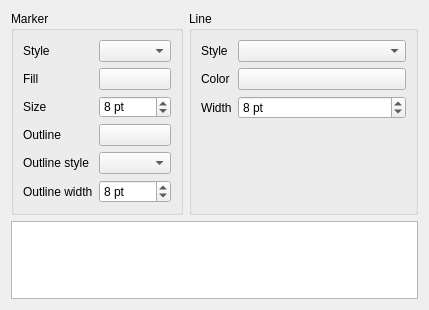
Qt form timeseriesviewer/ui/plotstylewidget.ui (jakimowb/eo-time-series-viewer) before a commit.
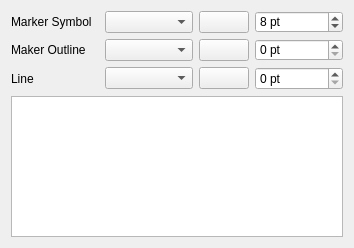
The same form after that commit. Custom widgets are drawn as their Qt base class.

Diff of the .ui file:
```diff
--- a/timeseriesviewer/ui/plotstylewidget.ui
+++ b/timeseriesviewer/ui/plotstylewidget.ui
@@ -6,221 +6,51 @@
    <rect>
     <x>0</x>
     <y>0</y>
-    <width>429</width>
-    <height>310</height>
+    <width>354</width>
+    <height>248</height>
    </rect>
   </property>
   <property name="windowTitle">
    <string>Form</string>
   </property>
   <layout class="QGridLayout" name="gridLayout">
-   <item row="1" column="0" rowspan="4" colspan="3">
-    <widget class="PlotWidget" name="plotWidget"/>
-   </item>
-   <item row="0" column="1" colspan="2">
-    <widget class="QGroupBox" name="groupBox_2">
-     <property name="title">
-      <string>Line</string>
-     </property>
-     <layout class="QFormLayout" name="formLayout_2">
-      <item row="0" column="0">
-       <widget class="QLabel" name="label_17">
-        <property name="enabled">
-         <bool>true</bool>
-        </property>
-        <property name="text">
-         <string>Style</string>
-        </property>
-       </widget>
-      </item>
-      <item row="0" column="1">
-       <widget class="QComboBox" name="cbLineType"/>
-      </item>
-      <item row="1" column="0">
-       <widget class="QLabel" name="label_18">
-        <property name="enabled">
-         <bool>true</bool>
-        </property>
-        <property name="text">
-         <string>Color</string>
-        </property>
-       </widget>
-      </item>
-      <item row="1" column="1">
-       <widget class="QgsColorButton" name="btnBrushColor_2">
-        <property name="enabled">
-         <bool>true</bool>
-        </property>
-        <property name="colorDialogTitle" stdset="0">
-         <string>Select Map Canvas Background Color</string>
-        </property>
-        <property name="color" stdset="0">
-         <color>
-          <red>255</red>
-          <green>0</green>
-          <blue>0</blue>
-         </color>
-        </property>
-       </widget>
-      </item>
       <item row="2" column="0">
-       <widget class="QLabel" name="label_4">
-        <property name="enabled">
-         <bool>true</bool>
-        </property>
-        <property name="text">
-         <string>Width</string>
-        </property>
-       </widget>
-      </item>
-      <item row="2" column="1">
-       <widget class="QSpinBox" name="spinBoxCrosshairSize_2">
-        <property name="enabled">
-         <bool>true</bool>
-        </property>
-        <property name="sizePolicy">
-         <sizepolicy hsizetype="Minimum" vsizetype="Preferred">
-          <horstretch>0</horstretch>
-          <verstretch>0</verstretch>
-         </sizepolicy>
-        </property>
-        <property name="suffix">
-         <string> pt</string>
-        </property>
-        <property name="minimum">
-         <number>1</number>
-        </property>
-        <property name="maximum">
-         <number>50</number>
-        </property>
-        <property name="singleStep">
-         <number>1</number>
-        </property>
-        <property name="value">
-         <number>8</number>
-        </property>
-       </widget>
-      </item>
-     </layout>
-    </widget>
-   </item>
-   <item row="0" column="0">
-    <widget class="QGroupBox" name="groupBox">
-     <property name="sizePolicy">
-      <sizepolicy hsizetype="Preferred" vsizetype="Preferred">
-       <horstretch>0</horstretch>
-       <verstretch>0</verstretch>
-      </sizepolicy>
-     </property>
-     <property name="minimumSize">
-      <size>
-       <width>0</width>
-       <height>204</height>
-      </size>
-     </property>
-     <property name="title">
-      <string>Marker</string>
-     </property>
-     <layout class="QFormLayout" name="formLayout">
-      <item row="0" column="0">
-       <widget class="QLabel" name="label_19">
-        <property name="enabled">
-         <bool>true</bool>
-        </property>
-        <property name="text">
-         <string>Style</string>
-        </property>
-       </widget>
-      </item>
-      <item row="0" column="1">
-       <widget class="QComboBox" name="cbMarkerType_2"/>
-      </item>
-      <item row="1" column="0">
-       <widget class="QLabel" name="label_15">
-        <property name="enabled">
-         <bool>true</bool>
-        </property>
-        <property name="text">
-         <string>Fill</string>
-        </property>
-       </widget>
-      </item>
-      <item row="1" column="1">
-       <widget class="QgsColorButton" name="btnMarkerFillColor">
-        <property name="enabled">
-         <bool>true</bool>
-        </property>
-        <property name="colorDialogTitle" stdset="0">
-         <string>Select Map Canvas Background Color</string>
-        </property>
-        <property name="color" stdset="0">
-         <color>
-          <red>255</red>
-          <green>0</green>
-          <blue>0</blue>
-         </color>
-        </property>
-       </widget>
-      </item>
-      <item row="2" column="0">
-       <widget class="QLabel" name="label_2">
-        <property name="enabled">
-         <bool>true</bool>
-        </property>
-        <property name="text">
-         <string>Size</string>
-        </property>
-       </widget>
-      </item>
-      <item row="2" column="1">
-       <widget class="QSpinBox" name="spinBoxCrosshairSize">
-        <property name="enabled">
-         <bool>true</bool>
-        </property>
-        <property name="sizePolicy">
-         <sizepolicy hsizetype="Minimum" vsizetype="Preferred">
-          <horstretch>0</horstretch>
-          <verstretch>0</verstretch>
-         </sizepolicy>
-        </property>
-        <property name="minimumSize">
-         <size>
-          <width>0</width>
-          <height>21</height>
-         </size>
-        </property>
-        <property name="suffix">
-         <string> pt</string>
-        </property>
-        <property name="minimum">
-         <number>1</number>
-        </property>
-        <property name="maximum">
-         <number>50</number>
-        </property>
-        <property name="singleStep">
-         <number>1</number>
-        </property>
-        <property name="value">
-         <number>8</number>
-        </property>
-       </widget>
-      </item>
-      <item row="3" column="0">
        <widget class="QLabel" name="label_14">
         <property name="enabled">
          <bool>true</bool>
         </property>
         <property name="text">
-         <string>Outline</string>
+      <string>Maker Outline</string>
+     </property>
+    </widget>
+   </item>
+   <item row="2" column="1">
+    <widget class="QComboBox" name="cbMarkerPenStyle"/>
+   </item>
+   <item row="1" column="0">
+    <widget class="QLabel" name="label_15">
+     <property name="enabled">
+      <bool>true</bool>
+     </property>
+     <property name="text">
+      <string>Marker Symbol</string>
         </property>
        </widget>
       </item>
       <item row="3" column="1">
-       <widget class="QgsColorButton" name="btnMarkerColor">
+    <widget class="QComboBox" name="cbLinePenStyle"/>
+   </item>
+   <item row="2" column="2">
+    <widget class="QgsColorButton" name="btnMarkerPenColor">
         <property name="enabled">
          <bool>true</bool>
         </property>
+     <property name="maximumSize">
+      <size>
+       <width>50</width>
+       <height>16777215</height>
+      </size>
+     </property>
         <property name="colorDialogTitle" stdset="0">
          <string>Select Map Canvas Background Color</string>
         </property>
@@ -233,31 +63,109 @@
         </property>
        </widget>
       </item>
-      <item row="4" column="0">
+   <item row="1" column="2">
+    <widget class="QgsColorButton" name="btnMarkerBrushColor">
+     <property name="enabled">
+      <bool>true</bool>
+     </property>
+     <property name="maximumSize">
+      <size>
+       <width>50</width>
+       <height>16777215</height>
+      </size>
+     </property>
+     <property name="colorDialogTitle" stdset="0">
+      <string>Select Map Canvas Background Color</string>
+     </property>
+     <property name="color" stdset="0">
+      <color>
+       <red>255</red>
+       <green>0</green>
+       <blue>0</blue>
+      </color>
+     </property>
+    </widget>
+   </item>
+   <item row="1" column="3">
+    <widget class="QSpinBox" name="sbMarkerSize">
+     <property name="enabled">
+      <bool>true</bool>
+     </property>
+     <property name="sizePolicy">
+      <sizepolicy hsizetype="Minimum" vsizetype="Preferred">
+       <horstretch>0</horstretch>
+       <verstretch>0</verstretch>
+      </sizepolicy>
+     </property>
+     <property name="minimumSize">
+      <size>
+       <width>0</width>
+       <height>21</height>
+      </size>
+     </property>
+     <property name="suffix">
+      <string> pt</string>
+     </property>
+     <property name="minimum">
+      <number>1</number>
+     </property>
+     <property name="maximum">
+      <number>50</number>
+     </property>
+     <property name="singleStep">
+      <number>1</number>
+     </property>
+     <property name="value">
+      <number>8</number>
+     </property>
+    </widget>
+   </item>
+   <item row="1" column="1">
+    <widget class="QComboBox" name="cbMarkerSymbol"/>
+   </item>
+   <item row="3" column="3">
+    <widget class="QSpinBox" name="sbLinePenWidth">
+     <property name="enabled">
+      <bool>true</bool>
+     </property>
+     <property name="sizePolicy">
+      <sizepolicy hsizetype="Minimum" vsizetype="Preferred">
+       <horstretch>0</horstretch>
+       <verstretch>0</verstretch>
+      </sizepolicy>
+     </property>
+     <property name="suffix">
+      <string> pt</string>
+     </property>
+     <property name="minimum">
+      <number>0</number>
+     </property>
+     <property name="maximum">
+      <number>10</number>
+     </property>
+     <property name="singleStep">
+      <number>1</number>
+     </property>
+     <property name="value">
+      <number>0</number>
+     </property>
+    </widget>
+   </item>
+   <item row="3" column="0">
        <widget class="QLabel" name="label_16">
         <property name="enabled">
          <bool>true</bool>
         </property>
         <property name="text">
-         <string>Outline style</string>
+      <string>Line</string>
         </property>
        </widget>
       </item>
-      <item row="4" column="1">
-       <widget class="QComboBox" name="cbMarkerType"/>
-      </item>
-      <item row="5" column="0">
-       <widget class="QLabel" name="label_3">
-        <property name="enabled">
-         <bool>true</bool>
-        </property>
-        <property name="text">
-         <string>Outline width</string>
-        </property>
-       </widget>
-      </item>
-      <item row="5" column="1">
-       <widget class="QSpinBox" name="spinBoxCrosshairSize_3">
+   <item row="4" column="0" rowspan="4" colspan="4">
+    <widget class="PlotWidget" name="plotWidget"/>
+   </item>
+   <item row="2" column="3">
+    <widget class="QSpinBox" name="sbMarkerPenWidth">
         <property name="enabled">
          <bool>true</bool>
         </property>
@@ -277,20 +185,40 @@
          <string> pt</string>
         </property>
         <property name="minimum">
-         <number>1</number>
+      <number>0</number>
         </property>
         <property name="maximum">
-         <number>50</number>
+      <number>10</number>
         </property>
         <property name="singleStep">
          <number>1</number>
         </property>
         <property name="value">
-         <number>8</number>
+      <number>0</number>
         </property>
        </widget>
       </item>
-     </layout>
+   <item row="3" column="2">
+    <widget class="QgsColorButton" name="btnLinePenColor">
+     <property name="enabled">
+      <bool>true</bool>
+     </property>
+     <property name="maximumSize">
+      <size>
+       <width>50</width>
+       <height>16777215</height>
+      </size>
+     </property>
+     <property name="colorDialogTitle" stdset="0">
+      <string>Select Map Canvas Background Color</string>
+     </property>
+     <property name="color" stdset="0">
+      <color>
+       <red>255</red>
+       <green>0</green>
+       <blue>0</blue>
+      </color>
+     </property>
     </widget>
    </item>
   </layout>
```
Lines whose indentation alone changed are shown as unchanged.
